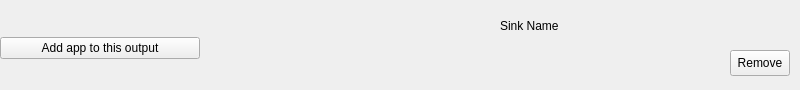
Qt form RouteWidget.ui (skylineone044/simple-app-audio-router) before a commit.
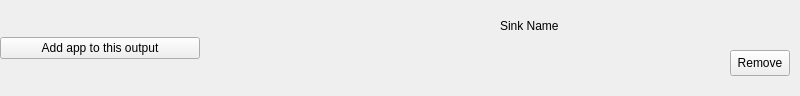
The same form after that commit.

Commit message: sizepolicy really dont wanna work

```diff
--- a/RouteWidget.ui
+++ b/RouteWidget.ui
@@ -7,20 +7,14 @@
     <x>0</x>
     <y>0</y>
     <width>800</width>
-    <height>90</height>
+    <height>96</height>
    </rect>
   </property>
-  <property name="minimumSize">
-   <size>
-    <width>800</width>
-    <height>90</height>
-   </size>
-  </property>
-  <property name="maximumSize">
-   <size>
-    <width>16777215</width>
-    <height>16777215</height>
-   </size>
+  <property name="sizePolicy">
+   <sizepolicy hsizetype="MinimumExpanding" vsizetype="MinimumExpanding">
+    <horstretch>0</horstretch>
+    <verstretch>0</verstretch>
+   </sizepolicy>
   </property>
   <property name="windowTitle">
    <string>Widget Root</string>
```
The commit also changes 2 other files.
